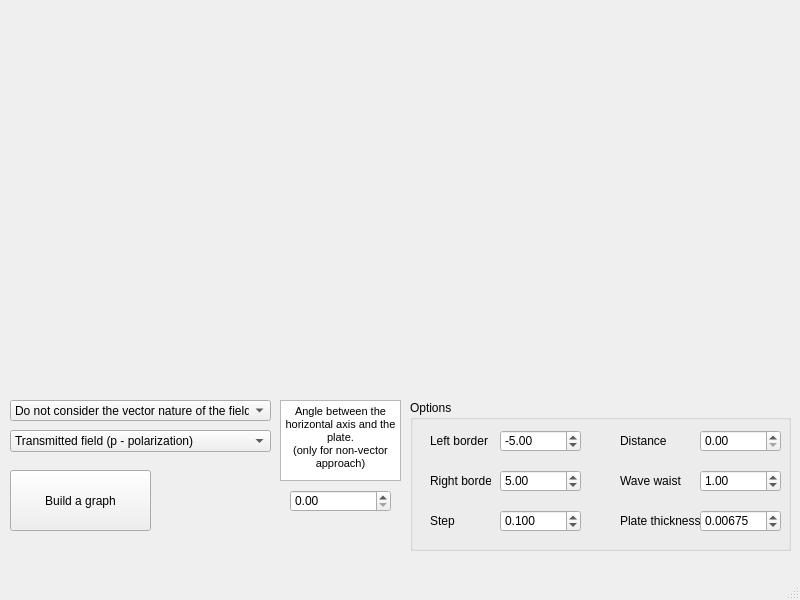
Above: main_window.ui from Kanegend39/Practice_2 before the change. Below: the same form after it.
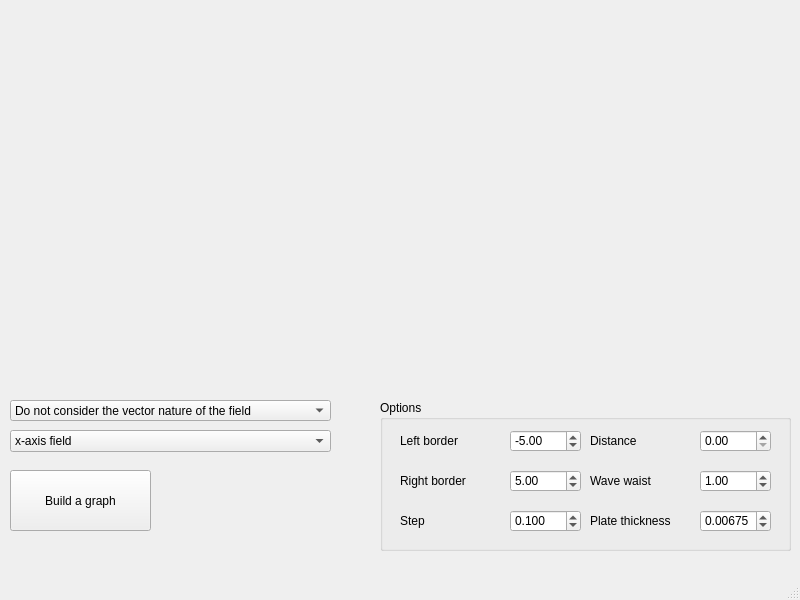
That is the form after the change.

Patch:
```diff
--- a/main_window.ui
+++ b/main_window.ui
@@ -44,7 +44,7 @@
      <rect>
       <x>10</x>
       <y>400</y>
-      <width>261</width>
+      <width>321</width>
       <height>21</height>
      </rect>
     </property>
@@ -62,9 +62,9 @@
    <widget class="QGroupBox" name="groupBox">
     <property name="geometry">
      <rect>
-      <x>410</x>
+      <x>380</x>
       <y>400</y>
-      <width>381</width>
+      <width>411</width>
       <height>151</height>
      </rect>
     </property>
@@ -74,9 +74,9 @@
     <widget class="QDoubleSpinBox" name="left_border">
      <property name="geometry">
       <rect>
-       <x>90</x>
+       <x>130</x>
        <y>30</y>
-       <width>81</width>
+       <width>71</width>
        <height>22</height>
       </rect>
      </property>
@@ -95,7 +95,7 @@
       <rect>
        <x>20</x>
        <y>30</y>
-       <width>61</width>
+       <width>121</width>
        <height>21</height>
       </rect>
      </property>
@@ -106,9 +106,9 @@
     <widget class="QDoubleSpinBox" name="right_border">
      <property name="geometry">
       <rect>
-       <x>90</x>
+       <x>130</x>
        <y>70</y>
-       <width>81</width>
+       <width>71</width>
        <height>22</height>
       </rect>
      </property>
@@ -124,7 +124,7 @@
       <rect>
        <x>20</x>
        <y>70</y>
-       <width>61</width>
+       <width>121</width>
        <height>21</height>
       </rect>
      </property>
@@ -135,9 +135,9 @@
     <widget class="QDoubleSpinBox" name="step">
      <property name="geometry">
       <rect>
-       <x>90</x>
+       <x>130</x>
        <y>110</y>
-       <width>81</width>
+       <width>71</width>
        <height>22</height>
       </rect>
      </property>
@@ -162,7 +162,7 @@
       <rect>
        <x>20</x>
        <y>110</y>
-       <width>61</width>
+       <width>121</width>
        <height>21</height>
       </rect>
      </property>
@@ -175,7 +175,7 @@
       <rect>
        <x>210</x>
        <y>30</y>
-       <width>51</width>
+       <width>131</width>
        <height>21</height>
       </rect>
      </property>
@@ -186,9 +186,9 @@
     <widget class="QDoubleSpinBox" name="distance">
      <property name="geometry">
       <rect>
-       <x>290</x>
+       <x>320</x>
        <y>30</y>
-       <width>81</width>
+       <width>71</width>
        <height>22</height>
       </rect>
      </property>
@@ -202,9 +202,9 @@
     <widget class="QDoubleSpinBox" name="wave_waist">
      <property name="geometry">
       <rect>
-       <x>290</x>
+       <x>320</x>
        <y>70</y>
-       <width>81</width>
+       <width>71</width>
        <height>22</height>
       </rect>
      </property>
@@ -226,7 +226,7 @@
       <rect>
        <x>210</x>
        <y>70</y>
-       <width>71</width>
+       <width>131</width>
        <height>21</height>
       </rect>
      </property>
@@ -239,7 +239,7 @@
       <rect>
        <x>210</x>
        <y>110</y>
-       <width>91</width>
+       <width>131</width>
        <height>21</height>
       </rect>
      </property>
@@ -250,9 +250,9 @@
     <widget class="QDoubleSpinBox" name="plate_thickness">
      <property name="geometry">
       <rect>
-       <x>290</x>
+       <x>320</x>
        <y>110</y>
-       <width>81</width>
+       <width>71</width>
        <height>22</height>
       </rect>
      </property>
@@ -260,7 +260,7 @@
       <number>5</number>
      </property>
      <property name="minimum">
-      <double>0.000010000000000</double>
+      <double>0.000000000000000</double>
      </property>
      <property name="maximum">
       <double>1.000000000000000</double>
@@ -278,13 +278,13 @@
      <rect>
       <x>10</x>
       <y>430</y>
-      <width>261</width>
+      <width>321</width>
       <height>22</height>
      </rect>
     </property>
     <item>
      <property name="text">
-      <string>Transmitted field (p - polarization)</string>
+      <string>x-axis field</string>
      </property>
     </item>
     <item>
@@ -321,40 +321,6 @@
      <string>Build a graph</string>
     </property>
    </widget>
-   <widget class="QTextBrowser" name="textBrowser">
-    <property name="geometry">
-     <rect>
-      <x>280</x>
-      <y>400</y>
-      <width>121</width>
-      <height>81</height>
-     </rect>
-    </property>
-    <property name="html">
-     <string>&lt;!DOCTYPE HTML PUBLIC &quot;-//W3C//DTD HTML 4.0//EN&quot; &quot;http://www.w3.org/TR/REC-html40/strict.dtd&quot;&gt;
-&lt;html&gt;&lt;head&gt;&lt;meta name=&quot;qrichtext&quot; content=&quot;1&quot; /&gt;&lt;style type=&quot;text/css&quot;&gt;
-p, li { white-space: pre-wrap; }
-&lt;/style&gt;&lt;/head&gt;&lt;body style=&quot; font-family:'MS Shell Dlg 2'; font-size:8.25pt; font-weight:400; font-style:normal;&quot;&gt;
-&lt;p align=&quot;center&quot; style=&quot; margin-top:0px; margin-bottom:0px; margin-left:0px; margin-right:0px; -qt-block-indent:0; text-indent:0px;&quot;&gt;Angle between the horizontal axis and the plate.&lt;/p&gt;
-&lt;p align=&quot;center&quot; style=&quot; margin-top:0px; margin-bottom:0px; margin-left:0px; margin-right:0px; -qt-block-indent:0; text-indent:0px;&quot;&gt;(only for non-vector approach)&lt;/p&gt;&lt;/body&gt;&lt;/html&gt;</string>
-    </property>
-   </widget>
-   <widget class="QDoubleSpinBox" name="angle">
-    <property name="geometry">
-     <rect>
-      <x>290</x>
-      <y>490</y>
-      <width>101</width>
-      <height>22</height>
-     </rect>
-    </property>
-    <property name="maximum">
-     <double>1.570000000000000</double>
-    </property>
-    <property name="singleStep">
-     <double>0.010000000000000</double>
-    </property>
-   </widget>
   </widget>
   <widget class="QMenuBar" name="menubar">
    <property name="geometry">
```
Left out of the diff: 14 changed lines with no effect on the pictures.
